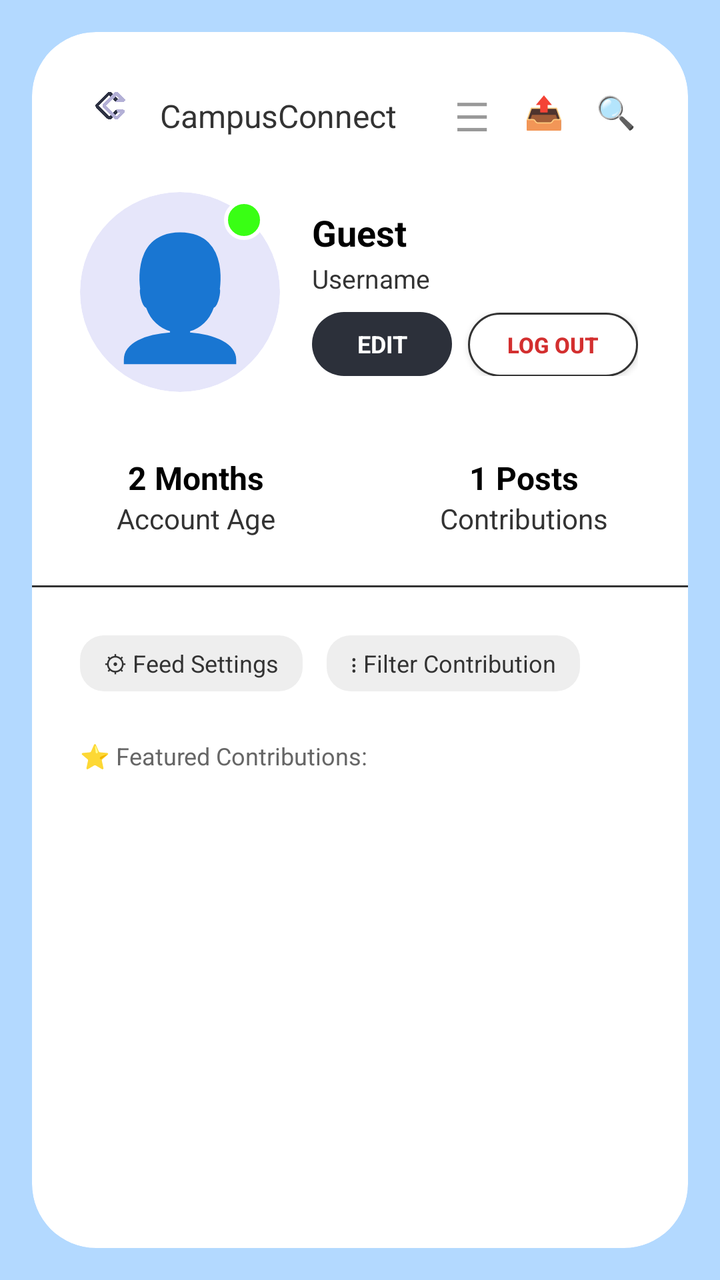
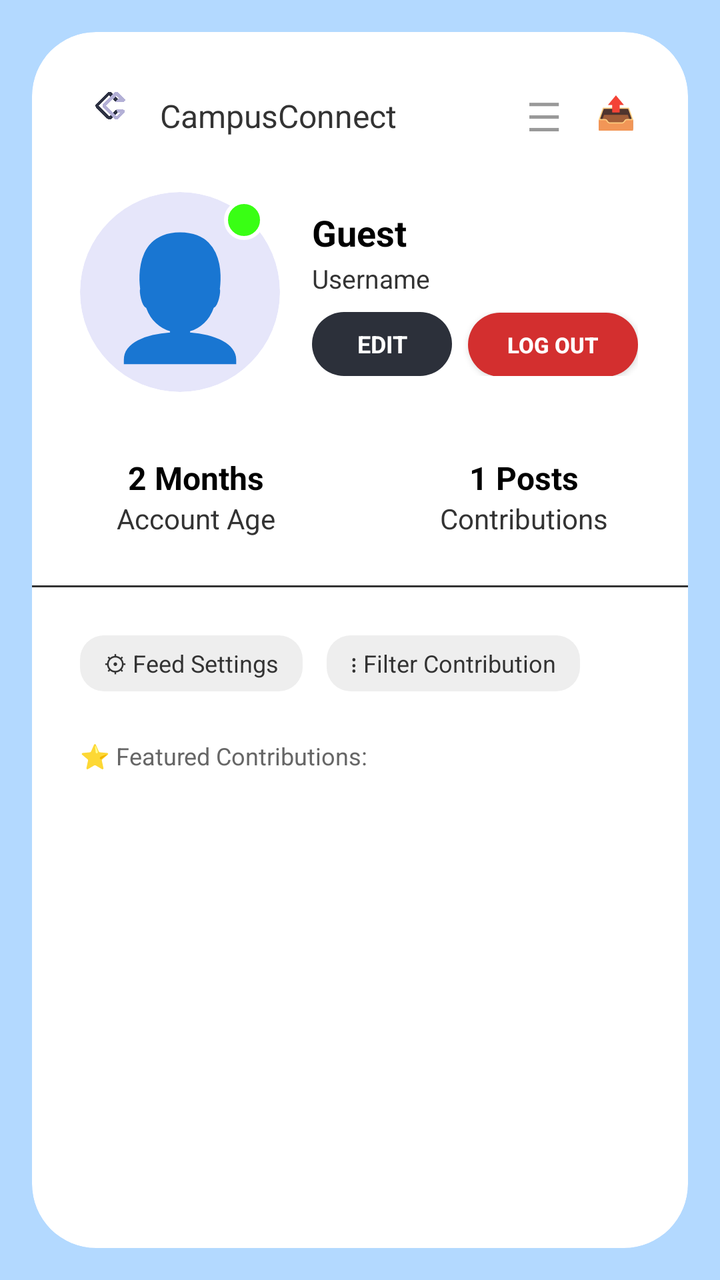

Compare the two renders of this Android layout. The source of the first and the diff that turns it into the second are given below.
<!-- AndroidManifest.xml: application theme Theme.CampusConnect -->
<!-- res/layout/activity_profile.xml -->
<?xml version="1.0" encoding="utf-8"?>
<androidx.constraintlayout.widget.ConstraintLayout xmlns:android="http://schemas.android.com/apk/res/android"
    xmlns:app="http://schemas.android.com/apk/res-auto"
    android:layout_width="match_parent"
    android:layout_height="match_parent"
    android:background="#B3D9FF">

    <androidx.cardview.widget.CardView
        android:layout_width="0dp"
        android:layout_height="0dp"
        android:layout_margin="16dp"
        app:cardBackgroundColor="#FFFFFF"
        app:cardCornerRadius="32dp"
        app:cardElevation="0dp"
        app:layout_constraintBottom_toBottomOf="parent"
        app:layout_constraintEnd_toEndOf="parent"
        app:layout_constraintStart_toStartOf="parent"
        app:layout_constraintTop_toTopOf="parent">

        <ScrollView
            android:layout_width="match_parent"
            android:layout_height="match_parent"
            android:scrollbars="none">

            <LinearLayout
                android:layout_width="match_parent"
                android:layout_height="wrap_content"
                android:orientation="vertical"
                android:paddingTop="24dp"
                android:paddingBottom="24dp">

                
                <LinearLayout
                    android:layout_width="match_parent"
                    android:layout_height="wrap_content"
                    android:gravity="center_vertical"
                    android:orientation="horizontal"
                    android:paddingStart="24dp"
                    android:paddingEnd="24dp">

                    <ImageView
                        android:layout_width="32dp"
                        android:layout_height="32dp"
                        android:src="@drawable/cc"
                        android:scaleType="centerInside"
                        android:adjustViewBounds="true" />

                    <TextView
                        android:layout_width="wrap_content"
                        android:layout_height="wrap_content"
                        android:layout_marginStart="8dp"
                        android:layout_marginTop="2dp"
                        android:text="CampusConnect"
                        android:textColor="#333333"
                        android:textSize="16sp" />

                    <View
                        android:layout_width="0dp"
                        android:layout_height="0dp"
                        android:layout_weight="1" />

                    
                    <TextView
                        android:layout_width="24dp"
                        android:layout_height="24dp"
                        android:text="☰"
                        android:textSize="20sp"
                        android:textColor="#999999"
                        android:gravity="center" />

                    
                    <TextView
                        android:layout_width="24dp"
                        android:layout_height="24dp"
                        android:layout_marginStart="12dp"
                        android:text="📤"
                        android:textSize="16sp"
                        android:textColor="#999999"
                        android:gravity="center" />

                    
                    <TextView
                        android:layout_width="24dp"
                        android:layout_height="24dp"
                        android:layout_marginStart="12dp"
                        android:text="🔍"
                        android:textSize="16sp"
                        android:textColor="#999999"
                        android:gravity="center" />
                </LinearLayout>

                
                <LinearLayout
                    android:layout_width="match_parent"
                    android:layout_height="wrap_content"
                    android:layout_marginTop="24dp"
                    android:orientation="horizontal"
                    android:paddingStart="24dp"
                    android:paddingEnd="24dp"
                    android:gravity="center_vertical">

                    <FrameLayout
                        android:layout_width="wrap_content"
                        android:layout_height="wrap_content">

                        <androidx.cardview.widget.CardView
                            android:layout_width="100dp"
                            android:layout_height="100dp"
                            app:cardBackgroundColor="#E6E6FA"
                            app:cardCornerRadius="50dp"
                            app:cardElevation="0dp">

                            <TextView
                                android:layout_width="match_parent"
                                android:layout_height="match_parent"
                                android:text="👤"
                                android:gravity="center"
                                android:textSize="60sp"
                                android:textColor="#483D8B"/>
                        </androidx.cardview.widget.CardView>

                        <View
                            android:layout_width="20dp"
                            android:layout_height="20dp"
                            android:layout_gravity="top|end"
                            android:layout_marginTop="4dp"
                            android:layout_marginEnd="8dp"
                            android:background="@drawable/status_dot_green" />
                    </FrameLayout>

                    <LinearLayout
                        android:layout_width="match_parent"
                        android:layout_height="wrap_content"
                        android:layout_marginStart="16dp"
                        android:orientation="vertical">

                        <TextView
                            android:id="@+id/profileUsernameText"
                            android:layout_width="wrap_content"
                            android:layout_height="wrap_content"
                            android:text="Guest"
                            android:textColor="#000000"
                            android:textStyle="bold"
                            android:textSize="18sp" />

                        <TextView
                            android:id="@+id/profileHandleText"
                            android:layout_width="wrap_content"
                            android:layout_height="wrap_content"
                            android:text="Username"
                            android:textColor="#333333"
                            android:textSize="13sp"
                            android:layout_marginTop="2dp" />

                        <LinearLayout
                            android:layout_width="wrap_content"
                            android:layout_height="wrap_content"
                            android:layout_marginTop="8dp"
                            android:orientation="horizontal">

                            <TextView
                                android:layout_width="70dp"
                                android:layout_height="32dp"
                                android:background="@drawable/profile_edit_btn_bg"
                                android:gravity="center"
                                android:text="EDIT"
                                android:textColor="#FFFFFF"
                                android:textSize="12sp"
                                android:textStyle="bold" />

                            <androidx.appcompat.widget.AppCompatButton
                                android:id="@+id/logoutButton"
                                android:layout_width="85dp"
                                android:layout_height="32dp"
                                android:layout_marginStart="8dp"
                                android:background="@drawable/cancel_btn_bg"
                                android:padding="0dp"
                                android:text="LOG OUT"
                                android:textAllCaps="true"
                                android:textColor="#D32F2F"
                                android:textSize="11sp"
                                android:textStyle="bold" />
                        </LinearLayout>
                    </LinearLayout>
                </LinearLayout>

                
                <LinearLayout
                    android:layout_width="match_parent"
                    android:layout_height="wrap_content"
                    android:layout_marginTop="32dp"
                    android:orientation="horizontal"
                    android:weightSum="2">

                    
                    <LinearLayout
                        android:layout_width="0dp"
                        android:layout_height="wrap_content"
                        android:layout_weight="1"
                        android:gravity="center"
                        android:orientation="vertical">
                        <TextView
                            android:id="@+id/accountAgeText"
                            android:layout_width="wrap_content"
                            android:layout_height="wrap_content"
                            android:text="2 Months"
                            android:textColor="#000000"
                            android:textStyle="bold"
                            android:textSize="16sp" />
                        <TextView
                            android:layout_width="wrap_content"
                            android:layout_height="wrap_content"
                            android:text="Account Age"
                            android:textColor="#333333"
                            android:textSize="14sp" />
                    </LinearLayout>

                    
                    <LinearLayout
                        android:layout_width="0dp"
                        android:layout_height="wrap_content"
                        android:layout_weight="1"
                        android:gravity="center"
                        android:orientation="vertical">
                        <TextView
                            android:id="@+id/postsCountText"
                            android:layout_width="wrap_content"
                            android:layout_height="wrap_content"
                            android:text="1 Posts"
                            android:textColor="#000000"
                            android:textStyle="bold"
                            android:textSize="16sp" />
                        <TextView
                            android:layout_width="wrap_content"
                            android:layout_height="wrap_content"
                            android:text="Contributions"
                            android:textColor="#333333"
                            android:textSize="14sp" />
                    </LinearLayout>
                </LinearLayout>

                
                <View
                    android:layout_width="match_parent"
                    android:layout_height="1dp"
                    android:layout_marginTop="24dp"
                    android:layout_marginBottom="24dp"
                    android:background="#333333" />

                
                <LinearLayout
                    android:layout_width="match_parent"
                    android:layout_height="wrap_content"
                    android:orientation="horizontal"
                    android:paddingStart="24dp"
                    android:paddingEnd="24dp">

                    <TextView
                        android:layout_width="wrap_content"
                        android:layout_height="28dp"
                        android:background="@drawable/pill_gray_bg"
                        android:gravity="center_vertical"
                        android:paddingStart="12dp"
                        android:paddingEnd="12dp"
                        android:text="⚙ Feed Settings"
                        android:textColor="#333333"
                        android:textSize="12sp" />

                    <TextView
                        android:layout_width="wrap_content"
                        android:layout_height="28dp"
                        android:layout_marginStart="12dp"
                        android:background="@drawable/pill_gray_bg"
                        android:gravity="center_vertical"
                        android:paddingStart="12dp"
                        android:paddingEnd="12dp"
                        android:text="⋮ Filter Contribution"
                        android:textColor="#333333"
                        android:textSize="12sp" />
                </LinearLayout>

                
                <TextView
                    android:layout_width="wrap_content"
                    android:layout_height="wrap_content"
                    android:layout_marginTop="24dp"
                    android:layout_marginStart="24dp"
                    android:text="⭐ Featured Contributions:"
                    android:textColor="#666666"
                    android:textSize="12sp" />

                
                <LinearLayout
                    android:id="@+id/profilePostsContainer"
                    android:layout_width="match_parent"
                    android:layout_height="wrap_content"
                    android:orientation="vertical"
                    android:layout_marginStart="24dp"
                    android:layout_marginEnd="24dp"
                    android:layout_marginTop="16dp"
                    android:layout_marginBottom="24dp" />

            </LinearLayout>
        </ScrollView>
    </androidx.cardview.widget.CardView>

</androidx.constraintlayout.widget.ConstraintLayout>
<!-- resources referenced by this layout -->
<resources>
  <!-- drawable cancel_btn_bg (drawable) -->
  <?xml version="1.0" encoding="utf-8"?>
  <shape xmlns:android="http://schemas.android.com/apk/res/android">
      <solid android:color="#FFFFFF" />
      <stroke android:width="1dp" android:color="#333333" />
      <corners android:radius="24dp" />
  </shape>
  <!-- drawable cc: png bitmap (drawable, 146439 bytes) -->
  <!-- drawable pill_gray_bg (drawable) -->
  <?xml version="1.0" encoding="utf-8"?>
  <shape xmlns:android="http://schemas.android.com/apk/res/android">
      <solid android:color="#EEEEEE" />
      <corners android:radius="12dp" />
  </shape>
  <!-- drawable profile_edit_btn_bg (drawable) -->
  <?xml version="1.0" encoding="utf-8"?>
  <shape xmlns:android="http://schemas.android.com/apk/res/android">
      <solid android:color="#2C303A" />
      <corners android:radius="16dp" />
  </shape>
  <!-- drawable status_dot_green (drawable) -->
  <?xml version="1.0" encoding="utf-8"?>
  <shape xmlns:android="http://schemas.android.com/apk/res/android" android:shape="oval">
      <solid android:color="#39FF14" />
      <stroke android:width="2dp" android:color="#FFFFFF" />
  </shape>
  <style name="Theme.CampusConnect" parent="Base.Theme.CampusConnect" />
  <style name="Base.Theme.CampusConnect" parent="Theme.Material3.DayNight.NoActionBar">
          
          
      </style>
</resources>

<!-- the commit's change to res/layout/activity_profile.xml (unified diff, before → after) -->
@@ -70,23 +70,18 @@
 
                     
                     <TextView
+                        android:id="@+id/savedPostsButton"
                         android:layout_width="24dp"
                         android:layout_height="24dp"
                         android:layout_marginStart="12dp"
                         android:text="📤"
                         android:textSize="16sp"
                         android:textColor="#999999"
-                        android:gravity="center" />
-
-                    
-                    <TextView
-                        android:layout_width="24dp"
-                        android:layout_height="24dp"
-                        android:layout_marginStart="12dp"
-                        android:text="🔍"
-                        android:textSize="16sp"
-                        android:textColor="#999999"
-                        android:gravity="center" />
+                        android:gravity="center"
+                        android:clickable="true"
+                        android:focusable="true"
+                        android:contentDescription="Saved Posts" />
+
                 </LinearLayout>
 
                 
@@ -110,7 +105,15 @@
                             app:cardCornerRadius="50dp"
                             app:cardElevation="0dp">
 
+                            <ImageView
+                                android:id="@+id/profileAvatarImage"
+                                android:layout_width="match_parent"
+                                android:layout_height="match_parent"
+                                android:scaleType="centerCrop"
+                                android:visibility="gone" />
+
                             <TextView
+                                android:id="@+id/profileAvatarText"
                                 android:layout_width="match_parent"
                                 android:layout_height="match_parent"
                                 android:text="👤"
@@ -159,9 +162,12 @@
                             android:orientation="horizontal">
 
                             <TextView
+                                android:id="@+id/btnEditProfile"
                                 android:layout_width="70dp"
                                 android:layout_height="32dp"
                                 android:background="@drawable/profile_edit_btn_bg"
+                                android:clickable="true"
+                                android:focusable="true"
                                 android:gravity="center"
                                 android:text="EDIT"
                                 android:textColor="#FFFFFF"
@@ -173,11 +179,11 @@
                                 android:layout_width="85dp"
                                 android:layout_height="32dp"
                                 android:layout_marginStart="8dp"
-                                android:background="@drawable/cancel_btn_bg"
+                                android:background="@drawable/logout_btn_bg"
                                 android:padding="0dp"
                                 android:text="LOG OUT"
                                 android:textAllCaps="true"
-                                android:textColor="#D32F2F"
+                                android:textColor="#FFFFFF"
                                 android:textSize="11sp"
                                 android:textStyle="bold" />
                         </LinearLayout>
<!-- resource entries referenced after the edit -->
@@ -1,13 +1,12 @@
 <!-- resources referenced by this layout -->
 <resources>
-  <!-- drawable cancel_btn_bg (drawable) -->
+  <!-- drawable cc: png bitmap (drawable, 146439 bytes) -->
+  <!-- drawable logout_btn_bg (drawable) -->
   <?xml version="1.0" encoding="utf-8"?>
   <shape xmlns:android="http://schemas.android.com/apk/res/android">
-      <solid android:color="#FFFFFF" />
-      <stroke android:width="1dp" android:color="#333333" />
+      <solid android:color="#D32F2F" />
       <corners android:radius="24dp" />
   </shape>
-  <!-- drawable cc: png bitmap (drawable, 146439 bytes) -->
   <!-- drawable pill_gray_bg (drawable) -->
   <?xml version="1.0" encoding="utf-8"?>
   <shape xmlns:android="http://schemas.android.com/apk/res/android">
